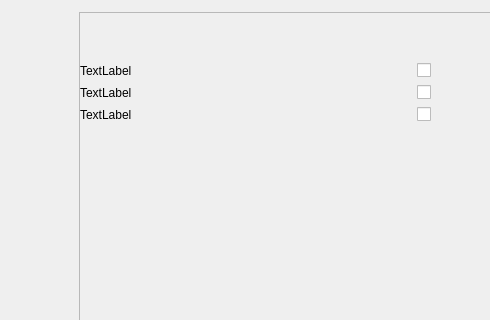
Above: custom_widgets/setting/Setting.ui from elmhadji/AccessController before the change; both pictures show x 92 to 582 and y 0 to 320 of the 800 by 556 pixel window. Below: the same form after it.
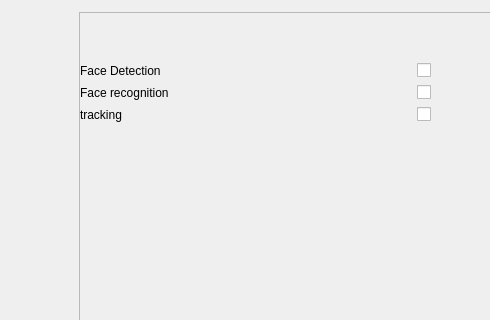
That is the form after the change.

```diff
--- a/custom_widgets/setting/Setting.ui
+++ b/custom_widgets/setting/Setting.ui
@@ -72,7 +72,7 @@
         <item>
          <widget class="QLabel" name="label">
           <property name="text">
-           <string>TextLabel</string>
+           <string>Face Detection</string>
           </property>
          </widget>
         </item>
@@ -90,7 +90,7 @@
         <item>
          <widget class="QLabel" name="label_2">
           <property name="text">
-           <string>TextLabel</string>
+           <string>Face recognition</string>
           </property>
          </widget>
         </item>
@@ -108,7 +108,7 @@
         <item>
          <widget class="QLabel" name="label_3">
           <property name="text">
-           <string>TextLabel</string>
+           <string>tracking</string>
           </property>
          </widget>
         </item>
```
